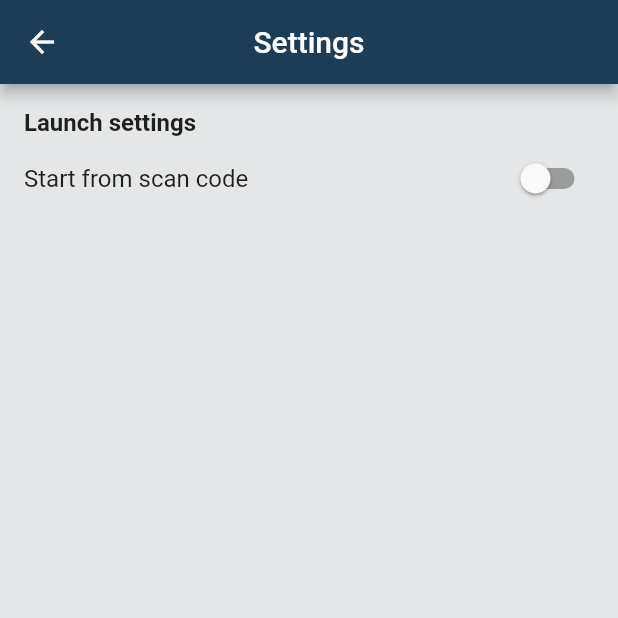
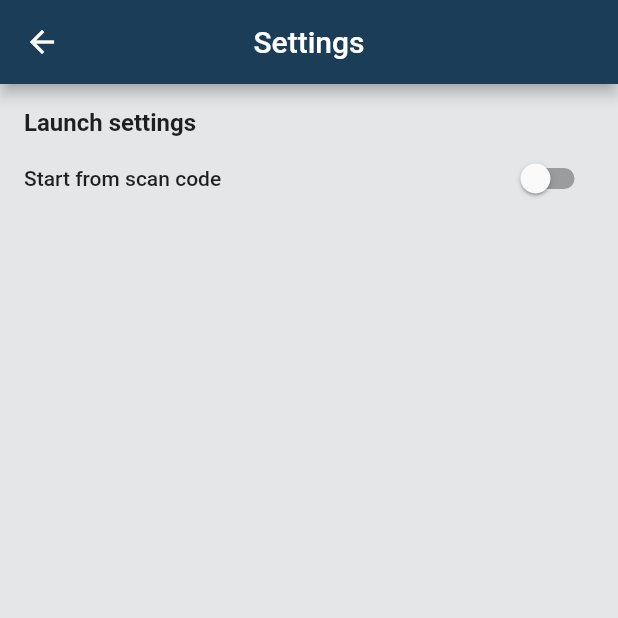
Before and after one commit to YuriyBereguliak/SimpleQrCodeReader, a Flutter app: the SettingsScreen screen opened directly, on a phone screen of 412 x 824 dp, the top half of it. Run offline on Flutter 3.47's test engine with Material 2 defaults, Android fonts, the phone set to English and light mode, and no system bars; our stand-ins replace qr_flutter.

Commit message:
Updated Settings screen text theme

```diff
--- a/lib/ui/SettingsScreen.dart
+++ b/lib/ui/SettingsScreen.dart
@@ -22,9 +22,13 @@ class _SettingsState extends State<SettingsScreen> {
         child: Column(
           crossAxisAlignment: CrossAxisAlignment.start,
           children: <Widget>[
-            Text("Launch settings", style: Theme.of(context).textTheme.title),
+            Text("Launch settings",
+                style: Theme.of(context).textTheme.headline6),
             SwitchListTile(
-                title: const Text("Start from scan code"),
+                title: Text(
+                  "Start from scan code",
+                  style: Theme.of(context).textTheme.bodyText1,
+                ),
                 value: _isStartScanner,
                 contentPadding: EdgeInsets.all(0),
                 onChanged: (bool value) {
```
